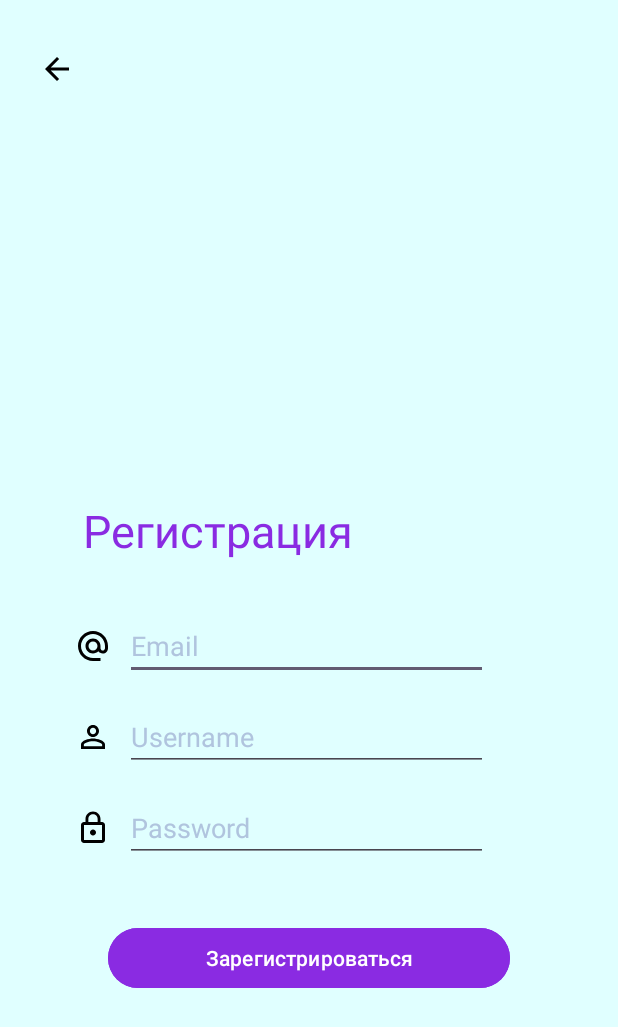
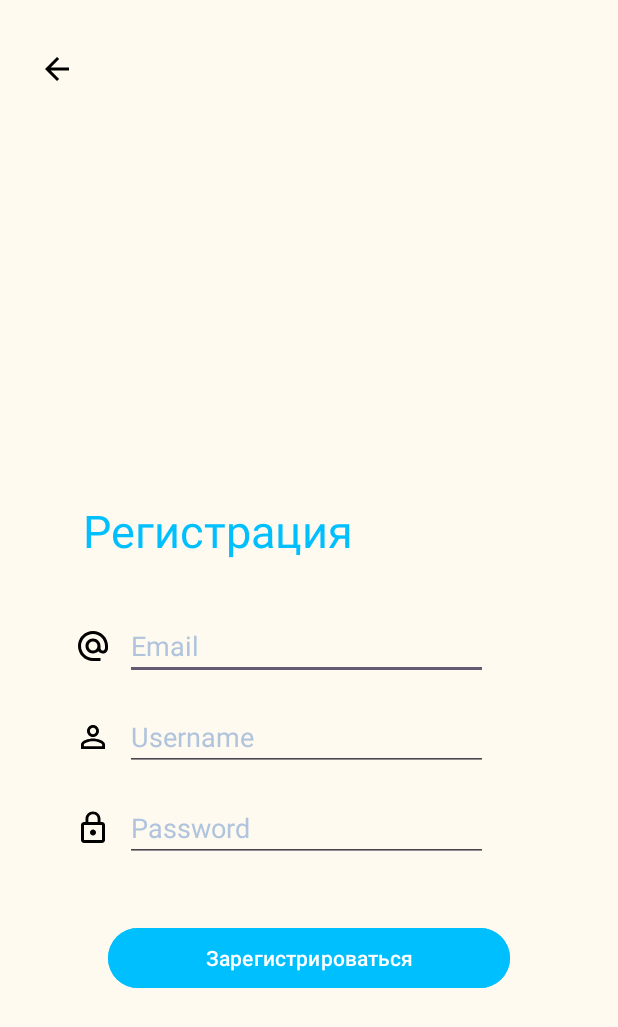
Before and after one commit to Noobmaster404/Astra, an Android app: the RegisterActivity screen opened directly, with no data from a screen before it, on a phone screen of 412 x 824 dp. Shown: the top 1027 px of the screen. Run offline under Robolectric (Android 15) with nearby library versions, the light colour scheme and no system bars; our stand-ins replace Firebase (no records; nobody signed in at launch, a user with empty details on screens opened directly); Roboto replaces fonts that are not available here.

Commit message:
Astra color update 0.27.1

```diff
--- a/app/src/main/res/layout/activity_main.xml
+++ b/app/src/main/res/layout/activity_main.xml
@@ -6,7 +6,7 @@
     android:layout_width="match_parent"
     android:layout_height="match_parent"
     tools:context=".Auth.MainActivity"
-    android:background="@color/cian">
+    android:background="@color/lightBrown">
 
     <FrameLayout
         android:id="@+id/frame_layout"
@@ -42,11 +42,11 @@
             android:layout_width="match_parent"
             android:layout_height="56dp"
             android:layout_alignParentBottom="true"
-            android:background="@color/steel"
+            android:background="@color/blueLight"
             android:fontFamily="@font/ubuntu_medium"
             app:itemIconTint="@android:color/background_dark"
             app:labelVisibilityMode="unlabeled"
-            app:itemRippleColor="@color/cian"
+            app:itemRippleColor="@color/lightBrown"
             app:layout_constraintBottom_toBottomOf="parent"
             app:layout_constraintEnd_toEndOf="parent"
             app:layout_constraintStart_toStartOf="parent"
--- a/app/src/main/res/layout/activity_register.xml
+++ b/app/src/main/res/layout/activity_register.xml
@@ -6,14 +6,14 @@
     android:layout_width="match_parent"
     android:layout_height="match_parent"
     tools:context=".Auth.RegisterActivity"
-    android:background="@color/cian">
+    android:background="@color/lightBrown">
 
     <ImageButton
         android:layout_width="wrap_content"
         android:layout_height="wrap_content"
         android:id="@+id/back_btn"
         android:src="@drawable/ic_round_arrow_back"
-        android:backgroundTint="@color/cian"
+        android:backgroundTint="@color/lightBrown"
         android:layout_marginStart="14dp"
         android:layout_marginTop="24dp"
         app:layout_constraintTop_toTopOf="parent"
@@ -27,7 +27,7 @@
         android:layout_marginTop="333dp"
         android:fontFamily="@font/ubuntu_medium"
         android:text="Регистрация"
-        android:textColor="@color/purple"
+        android:textColor="@color/blueLight"
         android:textSize="30sp"
         app:layout_constraintStart_toStartOf="parent"
         app:layout_constraintTop_toTopOf="parent" />
@@ -123,7 +123,7 @@
         android:layout_width="268dp"
         android:layout_height="wrap_content"
         android:layout_marginTop="40dp"
-        android:backgroundTint="@color/purple"
+        android:backgroundTint="@color/blueLight"
         android:text="Зарегистрироваться"
         android:textColor="@color/white"
         app:layout_constraintEnd_toEndOf="parent"
--- a/app/src/main/res/layout/fragment_cart.xml
+++ b/app/src/main/res/layout/fragment_cart.xml
@@ -2,7 +2,7 @@
 <FrameLayout xmlns:android="http://schemas.android.com/apk/res/android"
     android:layout_width="match_parent"
     android:layout_height="match_parent"
-    android:background="@color/cian">
+    android:background="@color/lightBrown">
 
     <androidx.recyclerview.widget.RecyclerView
         android:id="@+id/recyclerViewCart"
--- a/app/src/main/res/layout/fragment_home.xml
+++ b/app/src/main/res/layout/fragment_home.xml
@@ -4,7 +4,7 @@
     xmlns:tools="http://schemas.android.com/tools"
     android:layout_width="match_parent"
     android:layout_height="match_parent"
-    android:background="@color/cian">
+    android:background="@color/lightBrown">
 
     <androidx.recyclerview.widget.RecyclerView
         android:id="@+id/recyclerViewProducts"
--- a/app/src/main/res/layout/fragment_profile.xml
+++ b/app/src/main/res/layout/fragment_profile.xml
@@ -5,7 +5,7 @@
     xmlns:tools="http://schemas.android.com/tools"
     android:layout_width="match_parent"
     android:layout_height="match_parent"
-    android:background="@color/cian"
+    android:background="@color/lightBrown"
     tools:context=".Navigation.ProfileFragment">
 
 
@@ -18,7 +18,7 @@
         android:layout_gravity="left"
         android:onClick="onLogoutClick"
         android:src="@drawable/logout_icon"
-        android:backgroundTint="@color/cian"/>
+        android:backgroundTint="@color/lightBrown"/>
 
     <ImageView
         android:id="@+id/profile_image"
--- a/app/src/main/res/layout/fragment_search.xml
+++ b/app/src/main/res/layout/fragment_search.xml
@@ -3,6 +3,7 @@
     xmlns:tools="http://schemas.android.com/tools"
     android:layout_width="match_parent"
     android:layout_height="match_parent"
+    android:background="@color/lightBrown"
     tools:context=".Navigation.SearchFragment">
 
 
--- a/app/src/main/res/values/colors.xml
+++ b/app/src/main/res/values/colors.xml
@@ -17,5 +17,7 @@
     <color name="purple_700">#7d2fd0</color>
     <color name="teal_700">#00796B</color>
     <color name="splash_background_color">#FFFFFF</color>
+    <color name="lightBrown">#FFFAF0</color>
+    <color name="blueLight">#00BFFF</color>
 
 </resources>
```
Also changed, not shown: app/src/main/res/layout/activity_login.xml (+4 -4 lines), app/src/main/java/com/example/astra/Auth/MainActivity.java (line endings or trailing spaces).
